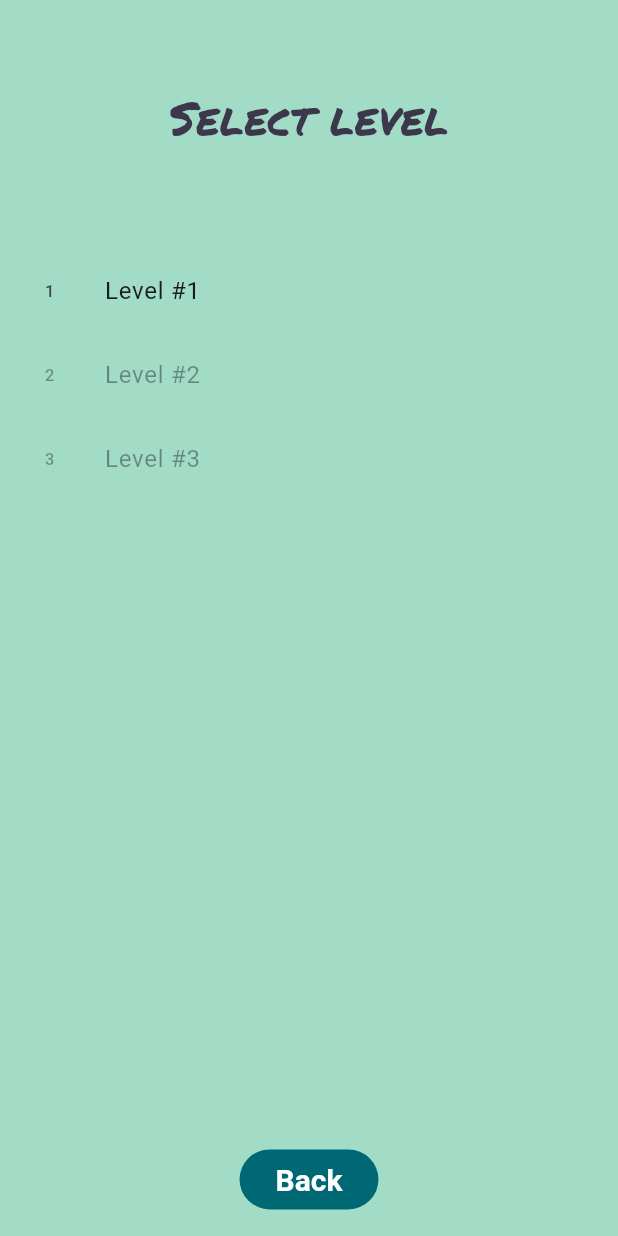
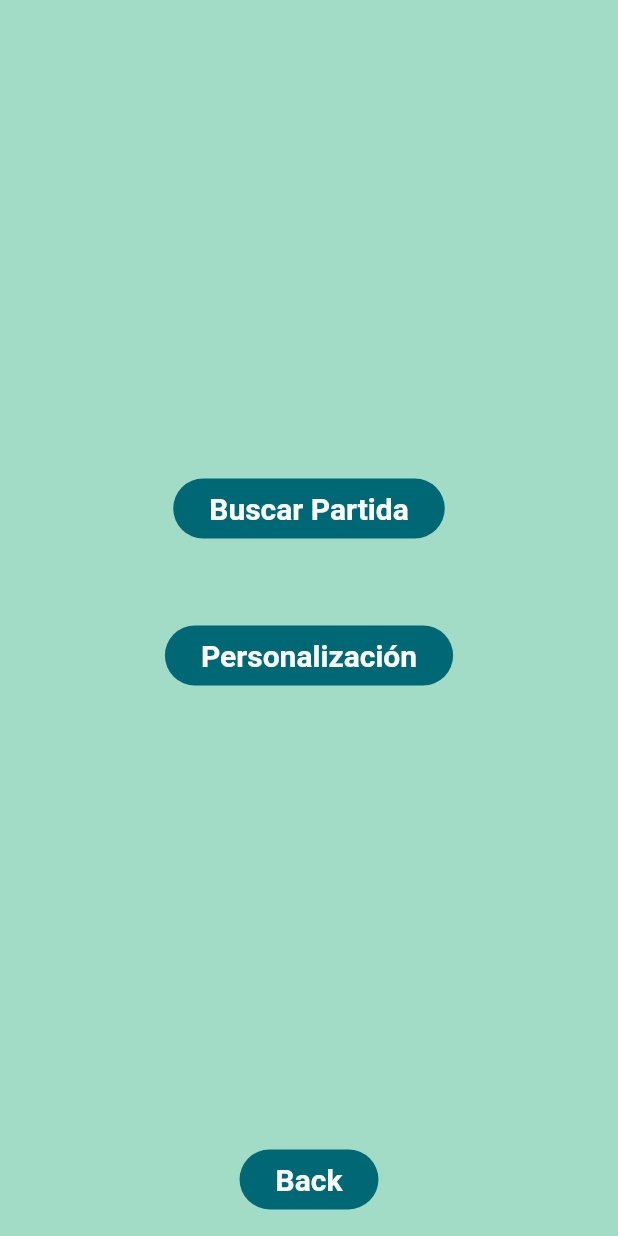
Before and after one commit to UNIZAR-30226-2024-10/front-end-app, a Flutter app: the LevelSelectionScreen screen opened by its route, on a phone screen of 412 x 824 dp. Run offline on Flutter 3.47's test engine with Material 3 defaults, Android fonts, the phone set to English and light mode, and no system bars; our stand-ins replace audioplayers, go_router, shared_preferences; accounts and stored records are empty.

Commit message:
Personalizacion antes de buscar partida al jugar

```diff
--- a/lib/level_selection/level_selection_screen.dart
+++ b/lib/level_selection/level_selection_screen.dart
@@ -2,6 +2,78 @@
 // for details. All rights reserved. Use of this source code is governed by a
 // BSD-style license that can be found in the LICENSE file.
 
+// import 'package:flutter/material.dart';
+// import 'package:go_router/go_router.dart';
+// import 'package:provider/provider.dart';
+
+// import '../audio/audio_controller.dart';
+// import '../audio/sounds.dart';
+// import '../player_progress/player_progress.dart';
+// import '../style/my_button.dart';
+// import '../style/palette.dart';
+// import '../style/responsive_screen.dart';
+// import 'levels.dart';
+
+// class LevelSelectionScreen extends StatelessWidget {
+//   const LevelSelectionScreen({super.key});
+
+//   @override
+//   Widget build(BuildContext context) {
+//     final palette = context.watch<Palette>();
+//     final playerProgress = context.watch<PlayerProgress>();
+
+//     return Scaffold(
+//       backgroundColor: palette.backgroundLevelSelection,
+//       body: ResponsiveScreen(
+//         squarishMainArea: Column(
+//           children: [
+//             const Padding(
+//               padding: EdgeInsets.all(16),
+//               child: Center(
+//                 child: Text(
+//                   'Select level',
+//                   style:
+//                       TextStyle(fontFamily: 'Permanent Marker', fontSize: 30),
+//                 ),
+//               ),
+//             ),
+//             const SizedBox(height: 50),
+//             Expanded(
+//               child: ListView(
+//                 children: [
+//                   for (final level in gameLevels)
+//                     ListTile(
+//                       enabled: playerProgress.highestLevelReached >=
+//                           level.number - 1,
+//                       onTap: () {
+//                         final audioController = context.read<AudioController>();
+//                         audioController.playSfx(SfxType.buttonTap);
+
+//                         GoRouter.of(context)
+//                             .go('/play/session/${level.number}');
+//                       },
+//                       leading: Text(level.number.toString()),
+//                       title: Text('Level #${level.number}'),
+//                     )
+//                 ],
+//               ),
+//             ),
+//           ],
+//         ),
+//         rectangularMenuArea: MyButton(
+//           onPressed: () {
+//             GoRouter.of(context).go('/');
+//           },
+//           child: const Text('Back'),
+//         ),
+//       ),
+//     );
+//   }
+// }
+
+
+// Ahora esta pantalla es la resultante de darle a play, al darle dara dos
+// opciones que sera personalizacion y buscar partida
 import 'package:flutter/material.dart';
 import 'package:go_router/go_router.dart';
 import 'package:provider/provider.dart';
@@ -12,7 +84,6 @@ import '../player_progress/player_progress.dart';
 import '../style/my_button.dart';
 import '../style/palette.dart';
 import '../style/responsive_screen.dart';
-import 'levels.dart';
 
 class LevelSelectionScreen extends StatelessWidget {
   const LevelSelectionScreen({super.key});
@@ -20,43 +91,31 @@ class LevelSelectionScreen extends StatelessWidget {
   @override
   Widget build(BuildContext context) {
     final palette = context.watch<Palette>();
-    final playerProgress = context.watch<PlayerProgress>();
 
     return Scaffold(
       backgroundColor: palette.backgroundLevelSelection,
       body: ResponsiveScreen(
         squarishMainArea: Column(
+          mainAxisAlignment: MainAxisAlignment.center,
           children: [
-            const Padding(
-              padding: EdgeInsets.all(16),
-              child: Center(
-                child: Text(
-                  'Select level',
-                  style:
-                      TextStyle(fontFamily: 'Permanent Marker', fontSize: 30),
-                ),
-              ),
+            MyButton(
+              onPressed: () {
+                final audioController = context.read<AudioController>();
+                audioController.playSfx(SfxType.buttonTap);
+
+                GoRouter.of(context).go('/play/session/1'); // Cambia esto a la ruta correcta
+              },
+              child: const Text('Buscar Partida'),
             ),
             const SizedBox(height: 50),
-            Expanded(
-              child: ListView(
-                children: [
-                  for (final level in gameLevels)
-                    ListTile(
-                      enabled: playerProgress.highestLevelReached >=
-                          level.number - 1,
-                      onTap: () {
-                        final audioController = context.read<AudioController>();
-                        audioController.playSfx(SfxType.buttonTap);
+            MyButton(
+              onPressed: () {
+                final audioController = context.read<AudioController>();
+                audioController.playSfx(SfxType.buttonTap);
 
-                        GoRouter.of(context)
-                            .go('/play/session/${level.number}');
-                      },
-                      leading: Text(level.number.toString()),
-                      title: Text('Level #${level.number}'),
-                    )
-                ],
-              ),
+                GoRouter.of(context).go('/personalizacion'); // Cambia esto a la ruta correcta
+              },
+              child: const Text('Personalización'),
             ),
           ],
         ),
--- a/lib/router.dart
+++ b/lib/router.dart
@@ -9,6 +9,7 @@ import 'package:flutter/foundation.dart';
 import 'package:go_router/go_router.dart';
 import 'package:provider/provider.dart';
 
+import 'level_selection/personalizacion.dart';
 import 'game_internals/score.dart';
 import 'level_selection/level_selection_screen.dart';
 import 'level_selection/levels.dart';
@@ -106,6 +107,10 @@ final router = GoRouter(
         GoRoute(
           path: 'login',
           builder: (context, state) => LoginScreen(),
+        ),
+        GoRoute(
+          path: 'personalizacion',
+          builder: (context, state) => Personalizacion(),
         )
       ],
     ),
```
Also changed, not shown: lib/level_selection/personalizacion.dart (added, +52 -0 lines).
